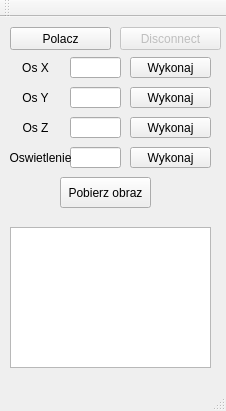
kamilkozdro/UDPKlient, file mainwindow.ui: the form before one commit.
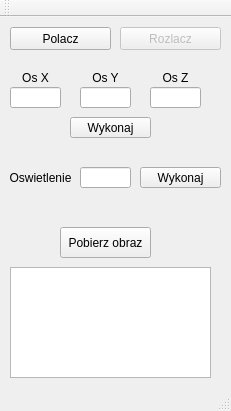
The form after the commit.

What changed in the file:
```diff
--- a/mainwindow.ui
+++ b/mainwindow.ui
@@ -9,7 +9,7 @@
    <rect>
     <x>0</x>
     <y>0</y>
-    <width>226</width>
+    <width>231</width>
     <height>411</height>
    </rect>
   </property>
@@ -21,9 +21,9 @@
     <property name="geometry">
      <rect>
       <x>10</x>
-      <y>210</y>
+      <y>250</y>
       <width>201</width>
-      <height>141</height>
+      <height>111</height>
      </rect>
     </property>
    </widget>
@@ -43,8 +43,8 @@
    <widget class="QLineEdit" name="xAxisLine">
     <property name="geometry">
      <rect>
-      <x>70</x>
-      <y>40</y>
+      <x>10</x>
+      <y>70</y>
       <width>51</width>
       <height>21</height>
      </rect>
@@ -56,8 +56,8 @@
    <widget class="QPushButton" name="xAxisButton">
     <property name="geometry">
      <rect>
-      <x>130</x>
-      <y>40</y>
+      <x>70</x>
+      <y>100</y>
       <width>81</width>
       <height>21</height>
      </rect>
@@ -70,7 +70,7 @@
     <property name="geometry">
      <rect>
       <x>10</x>
-      <y>40</y>
+      <y>50</y>
       <width>51</width>
       <height>21</height>
      </rect>
@@ -88,7 +88,7 @@
    <widget class="QLineEdit" name="yAxisLine">
     <property name="geometry">
      <rect>
-      <x>70</x>
+      <x>80</x>
       <y>70</y>
       <width>51</width>
       <height>21</height>
@@ -98,24 +98,11 @@
      <string/>
     </property>
    </widget>
-   <widget class="QPushButton" name="yAxisButton">
-    <property name="geometry">
-     <rect>
-      <x>130</x>
-      <y>70</y>
-      <width>81</width>
-      <height>21</height>
-     </rect>
-    </property>
-    <property name="text">
-     <string>Wykonaj</string>
-    </property>
-   </widget>
    <widget class="QLabel" name="label_2">
     <property name="geometry">
      <rect>
-      <x>10</x>
-      <y>70</y>
+      <x>80</x>
+      <y>50</y>
       <width>51</width>
       <height>21</height>
      </rect>
@@ -133,8 +120,8 @@
    <widget class="QLineEdit" name="zAxisLine">
     <property name="geometry">
      <rect>
-      <x>70</x>
-      <y>100</y>
+      <x>150</x>
+      <y>70</y>
       <width>51</width>
       <height>21</height>
      </rect>
@@ -143,24 +130,11 @@
      <string/>
     </property>
    </widget>
-   <widget class="QPushButton" name="zAxisButton">
-    <property name="geometry">
-     <rect>
-      <x>130</x>
-      <y>100</y>
-      <width>81</width>
-      <height>21</height>
-     </rect>
-    </property>
-    <property name="text">
-     <string>Wykonaj</string>
-    </property>
-   </widget>
    <widget class="QLabel" name="label_3">
     <property name="geometry">
      <rect>
-      <x>10</x>
-      <y>100</y>
+      <x>150</x>
+      <y>50</y>
       <width>51</width>
       <height>21</height>
      </rect>
@@ -178,8 +152,8 @@
    <widget class="QLineEdit" name="lightLine">
     <property name="geometry">
      <rect>
-      <x>70</x>
-      <y>130</y>
+      <x>80</x>
+      <y>150</y>
       <width>51</width>
       <height>21</height>
      </rect>
@@ -191,8 +165,8 @@
    <widget class="QPushButton" name="lightButton">
     <property name="geometry">
      <rect>
-      <x>130</x>
-      <y>130</y>
+      <x>140</x>
+      <y>150</y>
       <width>81</width>
       <height>21</height>
      </rect>
@@ -205,7 +179,7 @@
     <property name="geometry">
      <rect>
       <x>10</x>
-      <y>130</y>
+      <y>150</y>
       <width>61</width>
       <height>21</height>
      </rect>
@@ -224,7 +198,7 @@
     <property name="geometry">
      <rect>
       <x>60</x>
-      <y>160</y>
+      <y>210</y>
       <width>91</width>
       <height>31</height>
      </rect>
@@ -246,7 +220,7 @@
      </rect>
     </property>
     <property name="text">
-     <string>Disconnect</string>
+     <string>Rozlacz</string>
     </property>
    </widget>
   </widget>
```
Left out of the diff: 4 changed lines with no effect on the pictures.
